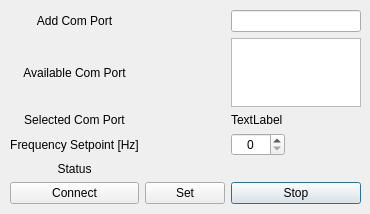
First picture: the form in UI/gui.ui, repository AFML-OKState/Fanshrimp-Control_UI, before the edit.
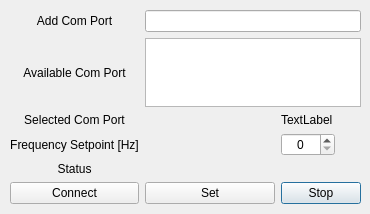
Second picture: the form after the edit. Icons and pictures are not drawn.

Commit message: Extended Status bar

What changed in the file:
```diff
--- a/UI/gui.ui
+++ b/UI/gui.ui
@@ -113,9 +113,6 @@
       </property>
      </widget>
     </item>
-    <item row="1" column="3">
-     <widget class="QListWidget" name="Boards"/>
-    </item>
     <item row="1" column="1">
      <widget class="QLabel" name="label_5">
       <property name="text">
@@ -126,7 +123,27 @@
       </property>
      </widget>
     </item>
-    <item row="0" column="3">
+    <item row="4" column="1">
+     <widget class="QLabel" name="label_6">
+      <property name="text">
+       <string>Status</string>
+      </property>
+      <property name="alignment">
+       <set>Qt::AlignCenter</set>
+      </property>
+     </widget>
+    </item>
+    <item row="4" column="2" colspan="2">
+     <widget class="QLabel" name="status_out">
+      <property name="text">
+       <string/>
+      </property>
+      <property name="alignment">
+       <set>Qt::AlignCenter</set>
+      </property>
+     </widget>
+    </item>
+    <item row="0" column="2" colspan="2">
      <widget class="QLineEdit" name="com_in">
       <property name="sizePolicy">
        <sizepolicy hsizetype="Minimum" vsizetype="Fixed">
@@ -136,25 +153,8 @@
       </property>
      </widget>
     </item>
-    <item row="4" column="3">
-     <widget class="QLabel" name="status_out">
-      <property name="text">
-       <string/>
-      </property>
-      <property name="alignment">
-       <set>Qt::AlignCenter</set>
-      </property>
-     </widget>
-    </item>
-    <item row="4" column="1">
-     <widget class="QLabel" name="label_6">
-      <property name="text">
-       <string>Status</string>
-      </property>
-      <property name="alignment">
-       <set>Qt::AlignCenter</set>
-      </property>
-     </widget>
+    <item row="1" column="2" colspan="2">
+     <widget class="QListWidget" name="Boards"/>
     </item>
    </layout>
   </widget>
```
The commit also changes 1 other file.
